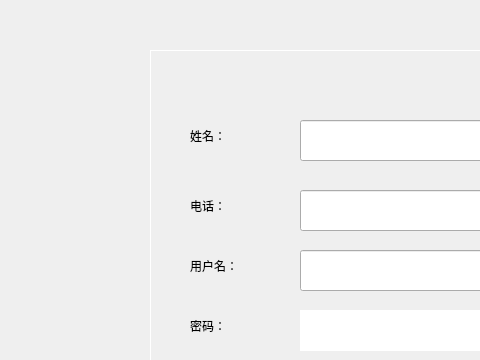
This is src/registwindow.ui in WHUCSLASD2017/nowe as Qt 5 draws it before an edit; both pictures show x 0 to 480 and y 0 to 360 of the 775 by 600 pixel window. The edited form follows.
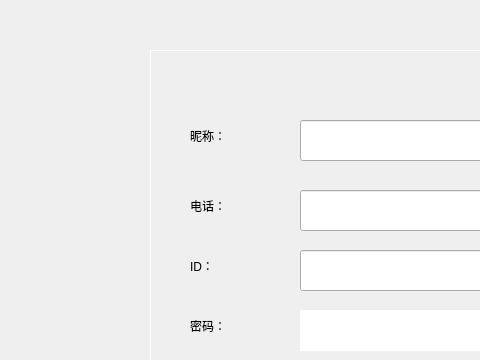
This is the edited form. Icons and pictures are not drawn.

Patch:
```diff
--- a/src/registwindow.ui
+++ b/src/registwindow.ui
@@ -186,7 +186,7 @@
 </string>
           </property>
           <property name="text">
-           <string>姓名：</string>
+           <string>昵称：</string>
           </property>
          </widget>
          <widget class="QLabel" name="label_40">
@@ -226,7 +226,7 @@
 </string>
           </property>
           <property name="text">
-           <string>用户名：</string>
+           <string>ID：</string>
           </property>
          </widget>
          <widget class="QLabel" name="label_42">
```
Left out of the diff: 14 changed lines with no effect on the pictures.
